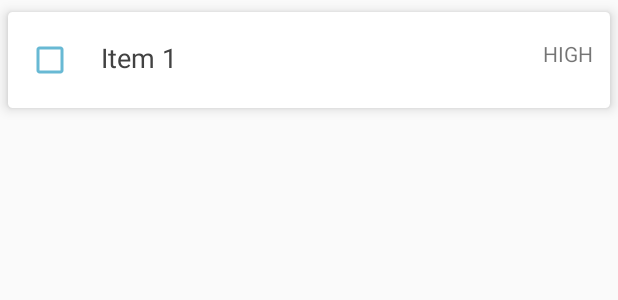
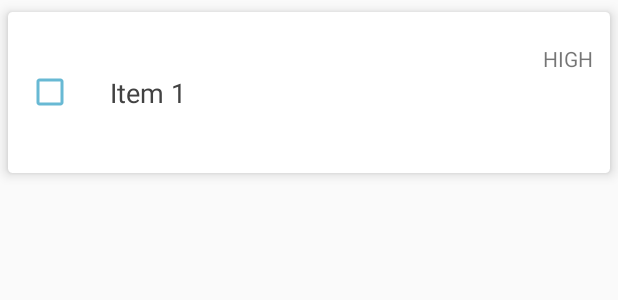
Before and after one commit to johnpaulfernandez/EasyDo_ToDoListApp, an Android app: the layout todo_item.xml on its own in the app's theme, with its tools: preview values and no code run, on a phone screen of 412 x 824 dp. Shown: the top 300 px of the screen. Run offline under Robolectric (Android 15) with nearby library versions, the phone set to English and light mode, and no system bars.

Commit message:
Update custom item XML

```diff
--- a/app/src/main/res/layout/todo_item.xml
+++ b/app/src/main/res/layout/todo_item.xml
@@ -13,19 +13,23 @@
 
     <RelativeLayout
         android:layout_width="wrap_content"
-        android:layout_height="64dp"
+        android:layout_height="107dp"
         android:orientation="vertical">
 
         <TextView
             android:id="@+id/tvItem"
             android:layout_width="wrap_content"
-            android:layout_height="wrap_content"
-            android:layout_alignBaseline="@+id/cbStatus"
-            android:layout_alignBottom="@+id/cbStatus"
-            android:layout_marginLeft="18dp"
-            android:layout_marginStart="18dp"
-            android:layout_toEndOf="@+id/cbStatus"
+            android:layout_height="match_parent"
+            android:layout_alignParentTop="true"
+            android:layout_marginBottom="21dp"
+            android:layout_marginEnd="20dp"
+            android:layout_marginLeft="24dp"
+            android:layout_marginStart="24dp"
+            android:layout_marginTop="21dp"
+            android:layout_marginRight="50dp"
+            android:paddingRight="40dp"
             android:layout_toRightOf="@+id/cbStatus"
+            android:gravity="center_vertical"
             android:text="Item 1"
             android:textColor="@color/cardview_dark_background"
             android:textSize="18sp" />
@@ -34,13 +38,13 @@
             android:id="@+id/tvPriority"
             android:layout_width="wrap_content"
             android:layout_height="wrap_content"
+            android:layout_alignParentEnd="true"
+            android:layout_alignParentRight="true"
+            android:layout_alignTop="@+id/tvItem"
+            android:layout_marginEnd="11dp"
+            android:layout_marginRight="11dp"
             android:paddingLeft="15dp"
-            android:text="HIGH"
-            android:layout_alignTop="@+id/tvItem"
-            android:layout_alignParentRight="true"
-            android:layout_alignParentEnd="true"
-            android:layout_marginRight="11dp"
-            android:layout_marginEnd="11dp" />
+            android:text="HIGH" />
 
         <CheckBox
             android:id="@+id/cbStatus"
```
